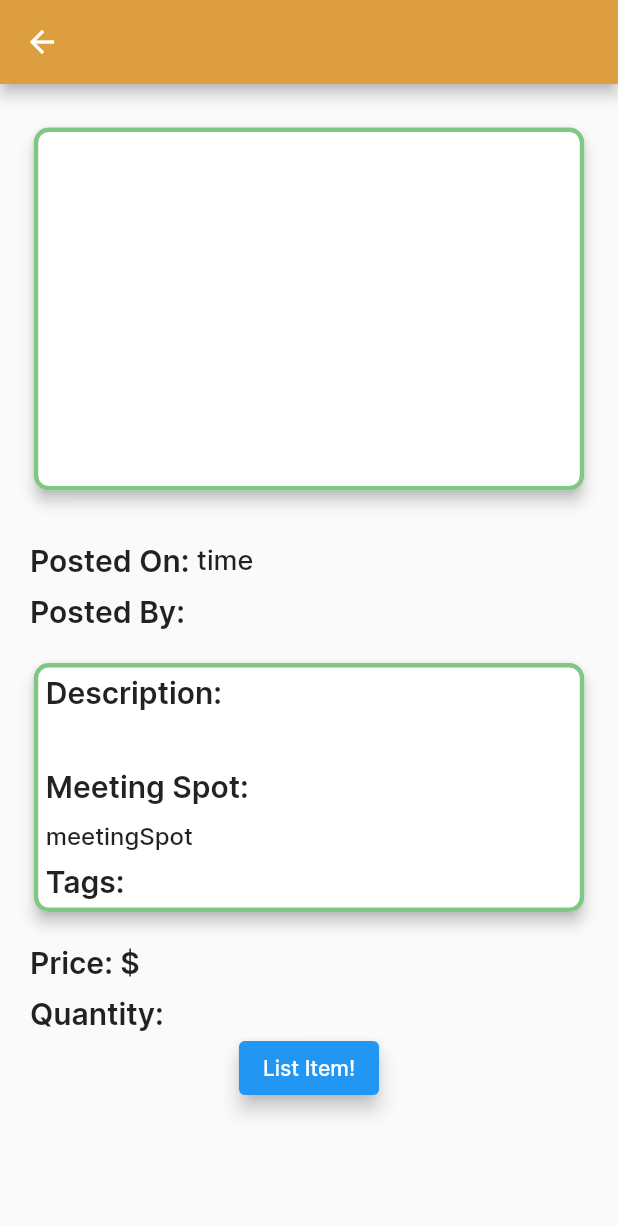
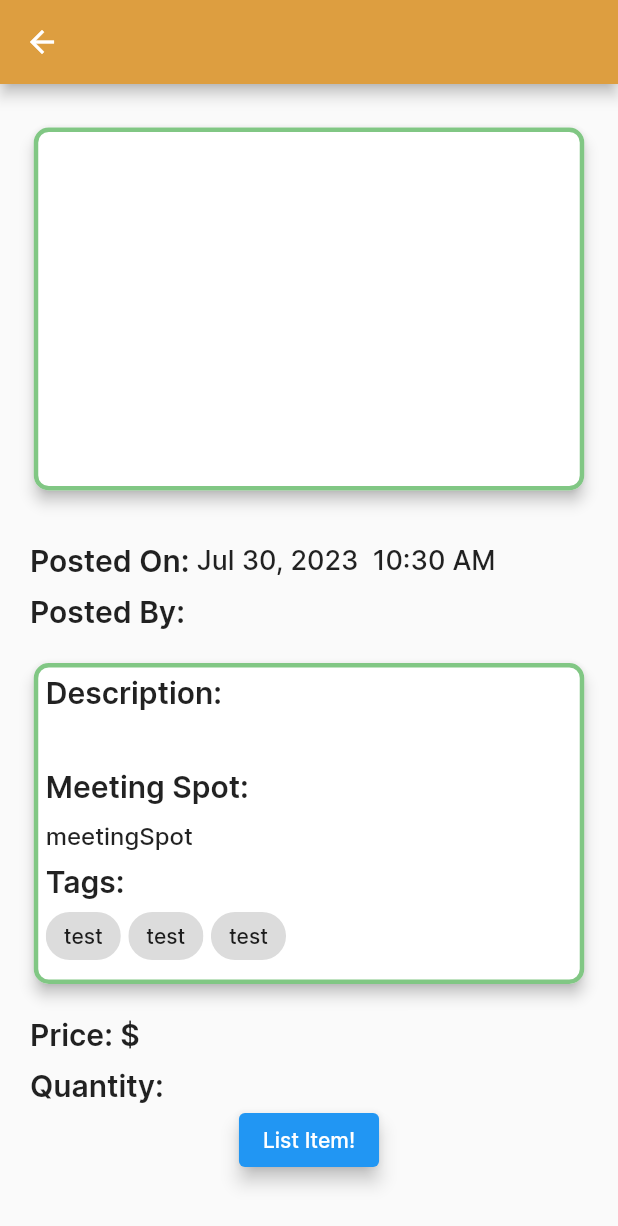
Before and after one commit to juliusya45/ZotSellApp, a Flutter app: the AddListing screen opened directly with empty values, after a tap on "Preview Listing", on a phone screen of 412 x 824 dp. Shown: the top 1226 px of the screen. Run offline on Flutter 3.47's test engine with Material 2 defaults, Android fonts, the phone set to English and light mode, and no system bars; drawn by our look-alikes of smooth_page_indicator; our stand-ins replace cached_network_image, cloud_firestore, firebase_auth, firebase_core, firebase_storage, flutter_spinkit and 2 more; missing offline and left inert: profanity_filter; accounts and stored records are empty.

Commit message:
img upload and test item add works

```diff
--- a/lib/classes/app_listings.dart
+++ b/lib/classes/app_listings.dart
@@ -4,7 +4,7 @@ import 'package:intl/intl.dart';
 class AppListings
 {
   late String docId;
-  late String time;
+  late Timestamp time;
   late String description;
   late String imgUrl;
   late List tags;
@@ -40,14 +40,14 @@ class AppListings
   factory AppListings.fromFirestore(DocumentSnapshot<Map<String, dynamic>> snapshot, SnapshotOptions? options,)
   {
     final data = snapshot.data();
-
+    //WARNING: SHOULD NOT DO THIS CONVERSION HERE. ONLY DO IT IN OTHER FILES TO DISPLAY
     //Turns the timestamp object stored in Firebase into a readable date and time
     //doc: https://pub.dev/documentation/intl/latest/intl/DateFormat-class.html
     String date = DateFormat("MMM d, y  h:mm a").format(data!['time'].toDate());
     //we don't know docId so leaving blank for now
     return AppListings(
     docId: '',
-    time: date,
+    time: data['time'],
     description: data['description'],
     imgUrl: data['imgUrl'],
     tags: data['tags'],
--- a/lib/main.dart
+++ b/lib/main.dart
@@ -1,3 +1,4 @@
+import 'package:cloud_firestore/cloud_firestore.dart';
 import 'package:flutter/material.dart';
 import 'package:firebase_core/firebase_core.dart';
 import 'package:zot_sell/screens/authenticate/verification_page.dart';
@@ -30,7 +31,7 @@ class MainApp extends StatelessWidget {
     //random Listings object to pass into a constructor
     AppListings blank = AppListings(
       docId: 'docId',
-      time: 'time',
+      time: Timestamp.now(),
       description: 'description',
       imgUrl: 'imgUrl',
       tags: [],
--- a/lib/screens/listing/add_listing.dart
+++ b/lib/screens/listing/add_listing.dart
@@ -1,5 +1,6 @@
 import 'dart:io';
 
+import 'package:cloud_firestore/cloud_firestore.dart';
 import 'package:flutter/material.dart';
 import 'package:image_picker/image_picker.dart';
 import 'package:zot_sell/classes/app_listings.dart';
@@ -348,15 +349,15 @@ void myAlert() {
                   onPressed: (){
                     var newListing = AppListings(
                       docId: '',
-                      time: 'time',
+                      time: Timestamp.now(),
                       description: _itemDescriptionController.text,
                       imgUrl: '',
-                      tags: [],
+                      tags: ['test', 'test', 'test'],
                       itemTitle: _itemTitleController.text,
                       meetingSpot: 'meetingSpot',
                       price: _itemPriceController.text,
                       quantity: _itemQuantityController.text,
-                      user: 'test user');
+                      user: user.uid);
                       Navigator.push(
                         context, MaterialPageRoute(
                           settings: const RouteSettings(name: '/preview_listing'),
--- a/lib/screens/listing/listing_screen.dart
+++ b/lib/screens/listing/listing_screen.dart
@@ -1,5 +1,6 @@
 import 'package:cached_network_image/cached_network_image.dart';
 import 'package:flutter/material.dart';
+import 'package:intl/intl.dart';
 import 'package:zot_sell/classes/app_listings.dart';
 import 'package:zot_sell/classes/zotuser.dart';
 
@@ -75,7 +76,8 @@ class _ListingScreenState extends State<ListingScreen> {
                       'Posted On: ',
                       style: TextStyle(fontWeight: FontWeight.bold, fontSize: 20),
                     ),
-                    Text(listingItem.time,
+                    //Turns the timestamp object stored in Firebase into a readable date and time
+                    Text(DateFormat("MMM d, y  h:mm a").format(listingItem.time.toDate()),
                         style: const TextStyle(fontWeight: FontWeight.w500, fontSize: 18))
                   ],
                 ),
--- a/lib/screens/listing/preview_listing_screen.dart
+++ b/lib/screens/listing/preview_listing_screen.dart
@@ -1,9 +1,10 @@
 import 'dart:io';
-
-import 'package:cached_network_image/cached_network_image.dart';
+import 'package:firebase_storage/firebase_storage.dart';
+import 'package:path/path.dart' as p;
 import 'package:cloud_firestore/cloud_firestore.dart';
 import 'package:flutter/material.dart';
 import 'package:image_picker/image_picker.dart';
+import 'package:intl/intl.dart';
 import 'package:smooth_page_indicator/smooth_page_indicator.dart';
 import 'package:zot_sell/classes/app_listings.dart';
 import 'package:zot_sell/classes/zotuser.dart';
@@ -20,13 +21,43 @@ class PreviewListingScreen extends StatefulWidget {
 
 class _PreviewListingScreenState extends State<PreviewListingScreen> {
 
+  final db = FirebaseFirestore.instance;
+
   final pageController = PageController(viewportFraction: 0.8, keepPage: true, );
+
 
   @override
   Widget build(BuildContext context) {
+
+    final docRef = db
+                .collection("appListings")
+                .withConverter(
+                  fromFirestore: AppListings.fromFirestore,
+                  toFirestore: (AppListings appListing, _) => appListing.toFirestore()
+                ).doc();
     List<XFile> images = widget.images;
     AppListings listingItem = widget.listingItem;
     Zotuser zotuser = widget.zotuser;
+
+    List<String> imgUrls = [];
+
+    Future uploadImagesToFirebase(BuildContext context) async
+    {
+      final _firebaseStorage = FirebaseStorage.instance.ref();
+      for(int i = 0; i < images.length; i++)
+      {
+        File image = File(images[i].path);
+        String filePath = image.path;
+        //Creates a fileName that matches listingID on Firestore
+        String fileName = docRef.id + "-" + i.toString() + p.extension(filePath);
+        var fileRef = _firebaseStorage.child("images/$fileName");
+        await fileRef.putFile(image);
+        //getting the file download URL and storing it in a list:
+        imgUrls.add(await fileRef.getDownloadURL());
+        print(fileName);
+      }
+    }
+
 
     List<Widget> createChips()
     {
@@ -100,7 +131,8 @@ class _PreviewListingScreenState extends State<PreviewListingScreen> {
                       'Posted On: ',
                       style: TextStyle(fontWeight: FontWeight.bold, fontSize: 20),
                     ),
-                    Text(listingItem.time,
+                    //Turns the timestamp object stored in Firebase into a readable date and time
+                    Text(DateFormat("MMM d, y  h:mm a").format(listingItem.time.toDate()),
                         style: const TextStyle(fontWeight: FontWeight.w500, fontSize: 18))
                   ],
                 ),
@@ -210,7 +242,17 @@ class _PreviewListingScreenState extends State<PreviewListingScreen> {
               ),
             ),
             ElevatedButton(
-              onPressed: () {},
+              //here is where the listing is uploaded
+              onPressed: () async {
+                //need to first complete filling out some data before uploading:
+                listingItem.time = Timestamp.now();
+                listingItem.docId = docRef.id;
+                //need to upload images:
+                await uploadImagesToFirebase(context);
+                //once uploaded put the urls in the listingItem:
+                listingItem.imgUrl = imgUrls[0];
+                await docRef.set(listingItem);
+              },
               style: const ButtonStyle(elevation: MaterialStatePropertyAll(5)),
               child: const Text('List Item!'),
             ),
--- a/pubspec.yaml
+++ b/pubspec.yaml
@@ -11,6 +11,7 @@ dependencies:
   cloud_firestore: ^4.8.1
   firebase_auth: ^4.6.3
   firebase_core: ^2.14.0
+  firebase_storage: ^11.2.5
   flutter:
     sdk: flutter
   flutter_spinkit: ^5.2.0
```
Also changed, not shown: 1 other file.
